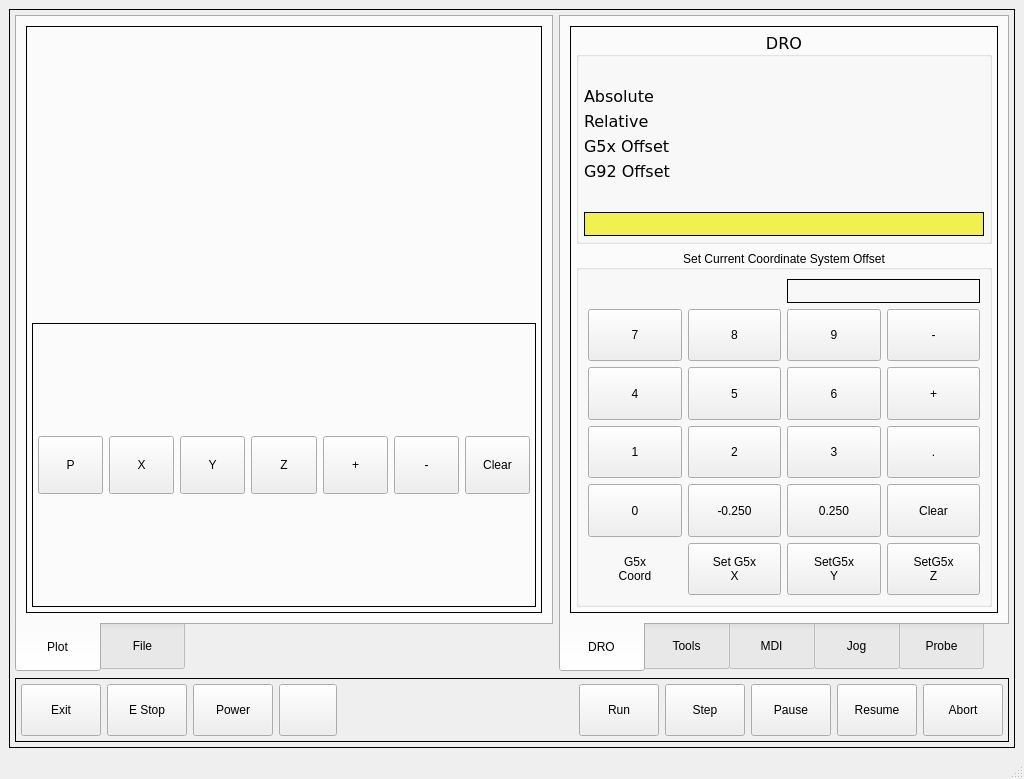
First picture: the form in bp_touch/ui/mainwindow.ui, repository jethornton/bp_touch, before the edit.
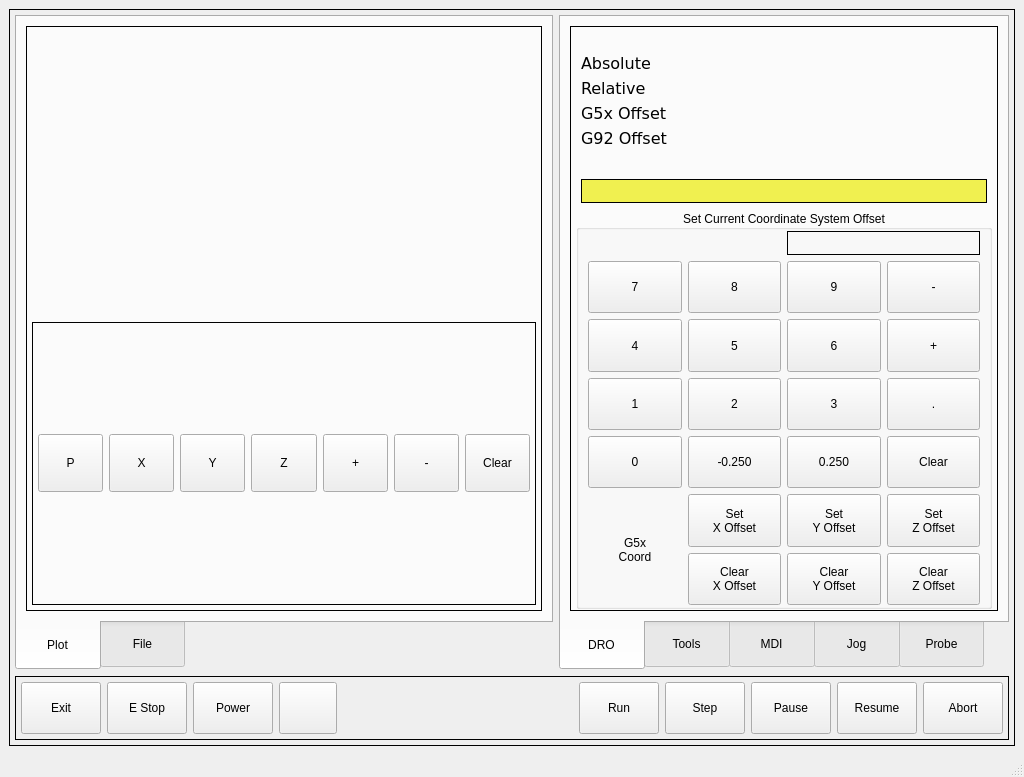
Second picture: the form after the edit. Custom widgets are drawn as their Qt base class.

Commit message: add clear g5x offset

Patch:
```diff
--- a/bp_touch/ui/mainwindow.ui
+++ b/bp_touch/ui/mainwindow.ui
@@ -397,13 +397,13 @@
                <number>5</number>
               </property>
               <property name="topMargin">
-               <number>5</number>
+               <number>1</number>
               </property>
               <property name="rightMargin">
                <number>5</number>
               </property>
               <property name="bottomMargin">
-               <number>5</number>
+               <number>1</number>
               </property>
               <item row="1" column="1">
                <widget class="QGroupBox" name="gridGroupBox">
@@ -419,11 +419,17 @@
                  <set>Qt::AlignCenter</set>
                 </property>
                 <layout class="QGridLayout" name="gridLayout_13">
+                 <property name="topMargin">
+                  <number>1</number>
+                 </property>
+                 <property name="bottomMargin">
+                  <number>1</number>
+                 </property>
                  <item row="5" column="2">
                   <widget class="MDIButton" name="mdibutton_2">
                    <property name="text">
-                    <string>SetG5x
-Y</string>
+                    <string>Set
+Y Offset</string>
                    </property>
                    <property name="MDICommand" stdset="0">
                     <string>G10L20P0Y#&lt;offsetLabel&gt;</string>
@@ -485,8 +491,8 @@
                  <item row="5" column="3">
                   <widget class="MDIButton" name="mdibutton_3">
                    <property name="text">
-                    <string>SetG5x
-Z</string>
+                    <string>Set
+Z Offset</string>
                    </property>
                    <property name="MDICommand" stdset="0">
                     <string>G10L20P0Z#&lt;offsetLabel&gt;</string>
@@ -526,8 +532,8 @@
                  <item row="5" column="1">
                   <widget class="MDIButton" name="mdibutton">
                    <property name="text">
-                    <string>Set G5x
-X</string>
+                    <string>Set
+X Offset</string>
                    </property>
                    <property name="MDICommand" stdset="0">
                     <string>G10L20P0X#&lt;offsetLabel&gt;</string>
@@ -631,7 +637,31 @@
                    </attribute>
                   </widget>
                  </item>
-                 <item row="5" column="0">
+                 <item row="6" column="1">
+                  <widget class="MDIButton" name="mdibutton_20">
+                   <property name="text">
+                    <string>Clear
+X Offset</string>
+                   </property>
+                  </widget>
+                 </item>
+                 <item row="6" column="2">
+                  <widget class="MDIButton" name="mdibutton_21">
+                   <property name="text">
+                    <string>Clear
+Y Offset</string>
+                   </property>
+                  </widget>
+                 </item>
+                 <item row="6" column="3">
+                  <widget class="MDIButton" name="mdibutton_22">
+                   <property name="text">
+                    <string>Clear
+Z Offset</string>
+                   </property>
+                  </widget>
+                 </item>
+                 <item row="5" column="0" rowspan="2">
                   <widget class="QLabel" name="label_8">
                    <property name="text">
                     <string>G5x
@@ -646,7 +676,7 @@
                </widget>
               </item>
               <item row="0" column="1">
-               <widget class="QGroupBox" name="gridGroupBox">
+               <widget class="QFrame" name="gridFrame">
                 <property name="font">
                  <font>
                   <family>DejaVu Sans</family>
@@ -662,24 +692,18 @@
 }
 </string>
                 </property>
-                <property name="title">
-                 <string>DRO</string>
-                </property>
-                <property name="alignment">
-                 <set>Qt::AlignCenter</set>
-                </property>
                 <layout class="QGridLayout" name="gridLayout_11">
                  <property name="leftMargin">
                   <number>5</number>
                  </property>
                  <property name="topMargin">
-                  <number>5</number>
+                  <number>1</number>
                  </property>
                  <property name="rightMargin">
                   <number>5</number>
                  </property>
                  <property name="bottomMargin">
-                  <number>5</number>
+                  <number>1</number>
                  </property>
                  <item row="2" column="0">
                   <widget class="QLabel" name="label_5">
```
